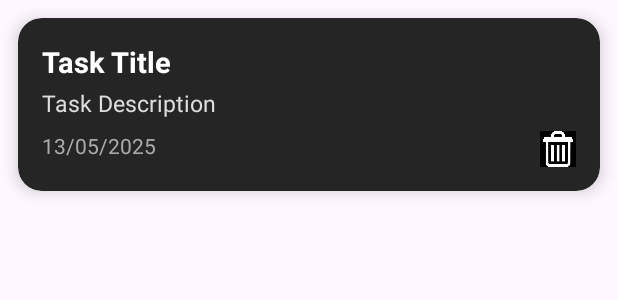
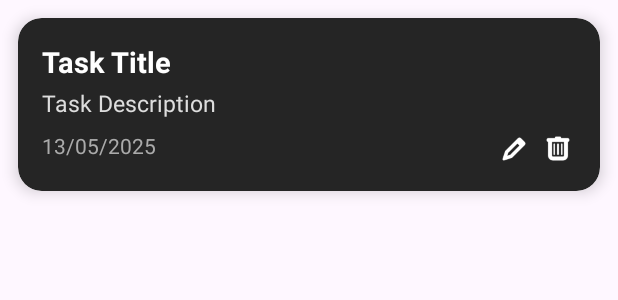
Before and after one commit to edadrsn/tasky, an Android app: the layout recycler_row.xml on its own in the app's theme, with its tools: preview values and no code run, on a phone screen of 412 x 824 dp. Shown: the top 300 px of the screen. Run offline under Robolectric (Android 15) with nearby library versions, the phone set to English and light mode, and no system bars.

Commit message:
xml view updated

```diff
--- a/app/src/main/res/layout/recycler_row.xml
+++ b/app/src/main/res/layout/recycler_row.xml
@@ -52,6 +52,15 @@
                 android:textSize="14sp" />
 
             <ImageView
+                android:id="@+id/editImage"
+                android:layout_width="24dp"
+                android:layout_height="24dp"
+                android:layout_marginEnd="5dp"
+                android:src="@drawable/edit_icon"
+                android:contentDescription="Edit Task" />
+
+
+            <ImageView
                 android:id="@+id/deleteImage"
                 android:layout_width="24dp"
                 android:layout_height="24dp"
```
Also changed, not shown: app/src/main/res/drawable/delete_icon.png, app/src/main/res/drawable/edit_icon.png (added).
